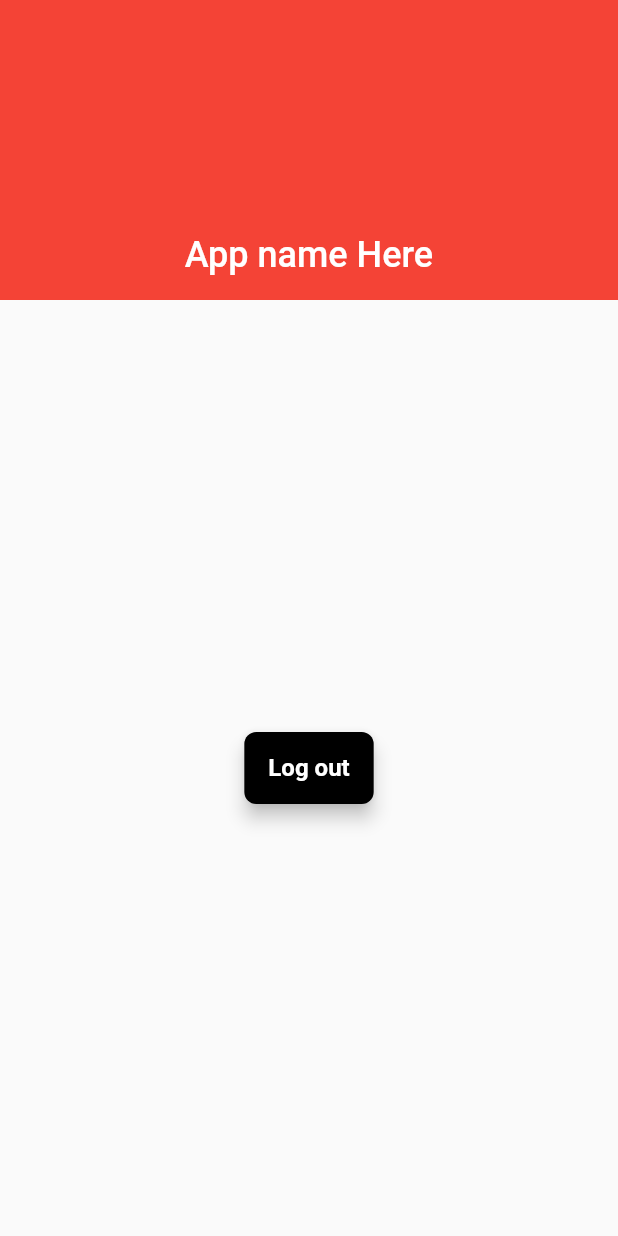
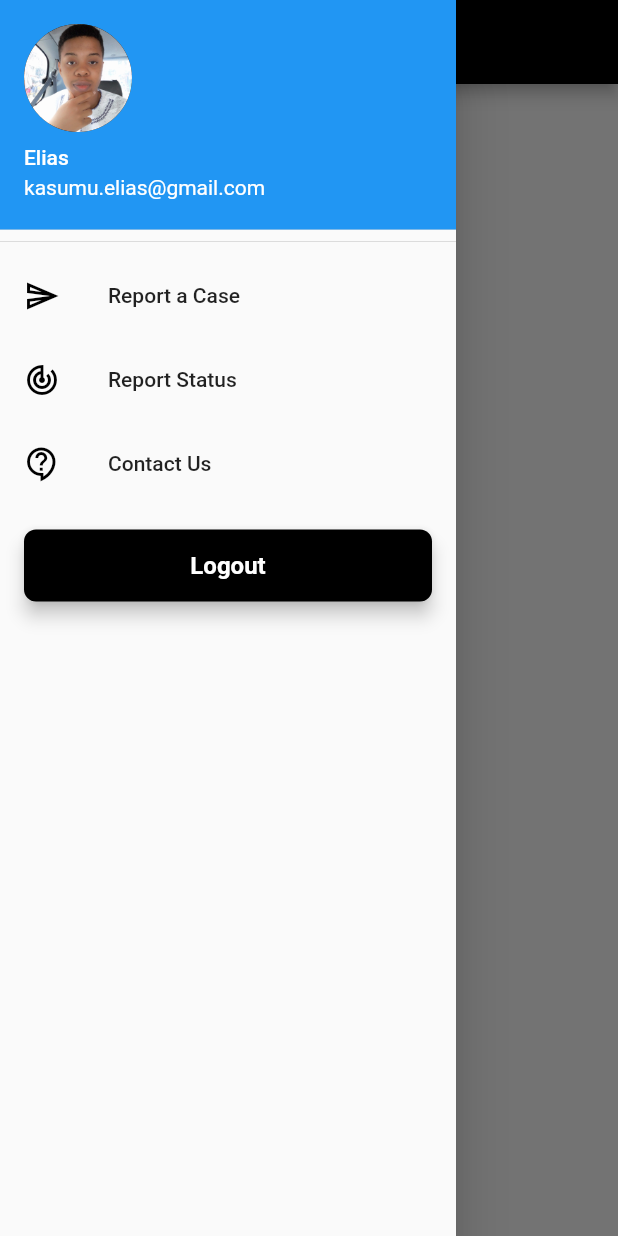
Before and after one commit to kasumu99/gender_app, a Flutter app: the HomePage screen opened directly, with the side drawer open (before the commit the screen has no drawer), on a phone screen of 412 x 824 dp. Run offline on Flutter 3.47's test engine with Material 2 defaults, Android fonts, the light colour scheme and no system bars; our stand-ins replace cloud_firestore, file_picker, firebase_auth, firebase_core, modal_progress_hud, shared_preferences; accounts and stored records are empty.

Commit message:
Demo report case

```diff
--- /dev/null
+++ b/lib/components/nav_drawer.dart
@@ -0,0 +1,79 @@
+import 'package:firebase_auth/firebase_auth.dart';
+import 'package:flutter/material.dart';
+import 'package:gender_app/model/user_preferences.dart';
+import 'package:gender_app/screen/report_case_screen.dart';
+import 'package:gender_app/screen/welcome_screen.dart';
+
+import 'rounded_button.dart';
+
+class NavDrawer extends StatelessWidget {
+  final String userName;
+  final String userEmail;
+  final String image;
+  FirebaseAuth _auth = FirebaseAuth.instance;
+  NavDrawer({required this.userName, required this.userEmail, required this.image});
+
+  @override
+  Widget build(BuildContext context) {
+    return Drawer(
+      child: ListView(
+        children: [
+          const DrawerHeader(
+            padding: EdgeInsets.all(0),
+            child: UserAccountsDrawerHeader(
+              accountName: Text('Elias'),
+              accountEmail: Text('kasumu.elias@gmail.com'),
+              currentAccountPicture: CircleAvatar(
+                radius: 20,
+                backgroundImage: AssetImage('images/user_profile.jpg'),
+              ),
+            ),
+          ),
+          ListTile(
+            leading: Icon(
+              Icons.send_outlined,
+              color: Colors.black,
+            ),
+            title: const Text('Report a Case'),
+            onTap: () {
+              Navigator.pop(context);
+              Navigator.push(context, MaterialPageRoute(builder: (context) => ReportCaseScreen(),));
+            },
+          ),
+          ListTile(
+            leading: Icon(Icons.track_changes_outlined, color: Colors.black),
+            title: const Text('Report Status'),
+            onTap: () {
+              // Update the state of the app.
+              // ...
+            },
+          ),
+
+          ListTile(
+            leading:
+                Icon(Icons.contact_support_outlined, color: Colors.black),
+            title: const Text('Contact Us'),
+            onTap: () {
+              // Update the state of the app.
+              // ...
+            },
+          ),
+          RoundedButton(
+              title: 'Logout',
+              onPress: () async {
+
+                try{
+                  await _auth.signOut();
+                  await UserPreferences.removeAll();
+                  Navigator.pushReplacement(context, MaterialPageRoute(builder: (context) => WelcomeScreen(),));
+                }catch(e){
+
+                }
+              },
+              width: double.infinity
+          )
+        ],
+      ),
+    );
+  }
+}
--- a/lib/main.dart
+++ b/lib/main.dart
@@ -20,12 +20,15 @@ class MyApp extends StatelessWidget {
       theme: ThemeData(
         primaryColor: Colors.black,
         primaryColorDark: Colors.black,
+        colorScheme: ThemeData().colorScheme.copyWith(
+          secondary: Colors.black
+        ),
         appBarTheme: AppBarTheme(
           backgroundColor: Colors.red,
 
         )
       ),
-      home: WelcomeScreen(),
+      home: InitializerWidget(),
     );
   }
 }
--- a/lib/screen/home_page.dart
+++ b/lib/screen/home_page.dart
@@ -1,47 +1,32 @@
 import 'package:firebase_auth/firebase_auth.dart';
+import 'package:flutter/cupertino.dart';
 import 'package:flutter/material.dart';
-import 'package:gender_app/components/rounded_button.dart';
-import 'package:gender_app/screen/welcome_screen.dart';
+import 'package:gender_app/components/nav_drawer.dart';
+import 'package:gender_app/model/user_preferences.dart';
 
 class HomePage extends StatelessWidget {
-  final _auth = FirebaseAuth.instance;
   @override
   Widget build(BuildContext context) {
     return Scaffold(
-      body: NestedScrollView(
-        headerSliverBuilder: (BuildContext context, bool innerBoxIsScrolled) {
-          return [
-            SliverAppBar(
-              expandedHeight: 200.0,
-              floating: false,
-              pinned: true,
-              flexibleSpace: FlexibleSpaceBar(
-                centerTitle: true,
-                title: Text("App name Here",
-                    style: TextStyle(
-                      color: Colors.white,
-                      fontSize: 16.0,
-                    )),
-              ),
-            )
-          ];
-        },
-        body: Center(
-        child: RoundedButton(
-          width: 30,
-          onPress: () {
-            _auth.signOut();
-            Navigator.pushAndRemoveUntil(
-              context,
-              MaterialPageRoute<dynamic>(
-                builder: (context) => WelcomeScreen(),
-              ),
-                  (route) => false,
-            );
-          },
-          title: 'Log out',
+      appBar: AppBar(
+        backgroundColor: Colors.black,
+        title: Text(
+          'App Name Here',
+          style: TextStyle(
+            color: Colors.white
+          ),
+        ),
+      ),
+      drawer: NavDrawer(
+        image: '',
+        userEmail: '',
+        userName: '',
+      ),
+      body: SafeArea(
+        child: ListView(
+          children: [
 
-        ),
+          ],
         ),
       ),
     );
--- a/pubspec.yaml
+++ b/pubspec.yaml
@@ -37,6 +37,10 @@ dependencies:
   firebase_auth: ^3.1.1
   cloud_firestore: ^2.5.3
   firebase_core: ^1.7.0
+  firebase_storage: ^10.0.5
+  modal_progress_hud: ^0.1.3
+  file_picker: ^4.1.4
+  shared_preferences: ^2.0.8
 
 dev_dependencies:
   flutter_test:
```
Also changed, not shown: lib/screen/login_screen.dart (+24 -4 lines), lib/screen/register_screen.dart (+9 -14 lines), lib/screen/report_case_screen.dart (added, +214 -0 lines), pubspec.lock.
